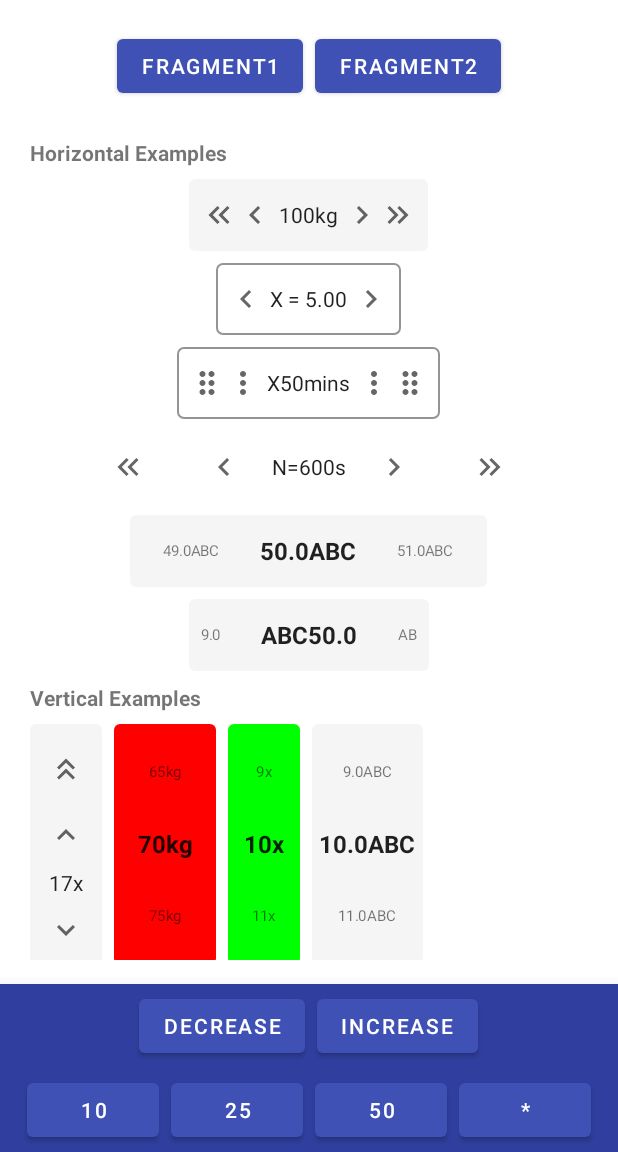
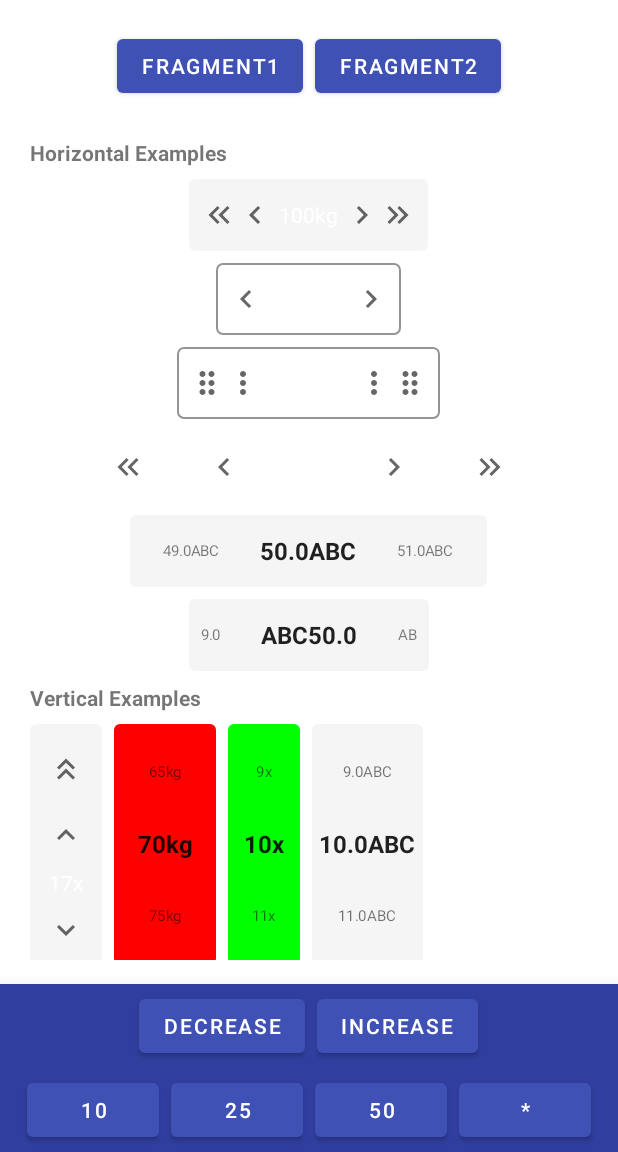
Before and after one commit to Moeflon/MaterialNumberPicker, an Android app: the screen it shows after launch (DemoActivity), on a phone screen of 412 x 824 dp, the part 84-1236 px from its top. Run offline under Robolectric (Android 15) with nearby library versions, the phone set to English and light mode, and no system bars.

Commit message:
White color

```diff
--- a/library/src/main/java/com/michaelflisar/materialnumberpicker/internal/InputView.kt
+++ b/library/src/main/java/com/michaelflisar/materialnumberpicker/internal/InputView.kt
@@ -1,5 +1,6 @@
 package com.michaelflisar.materialnumberpicker.internal
 
+import android.graphics.Color
 import android.view.View
 import android.widget.EditText
 import androidx.recyclerview.widget.RecyclerView
@@ -37,6 +38,7 @@ internal sealed class InputView<T, Picker> where T : Number, T : Comparable<T>,
             value: T,
             smooth: Boolean
         ) {
+            editText.setTextColor(Color.WHITE)
             editText.setText(setup.formatter(value))
         }
 
```
